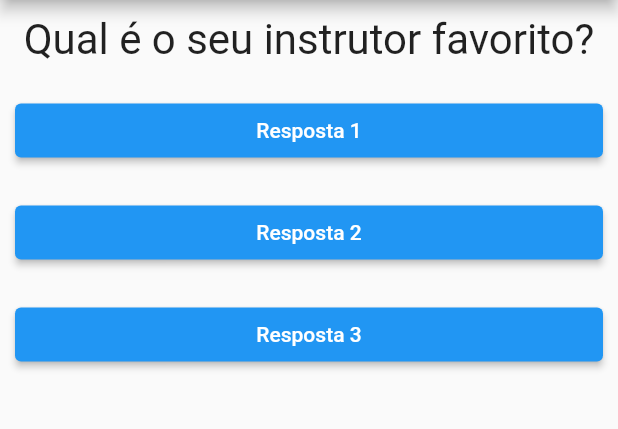
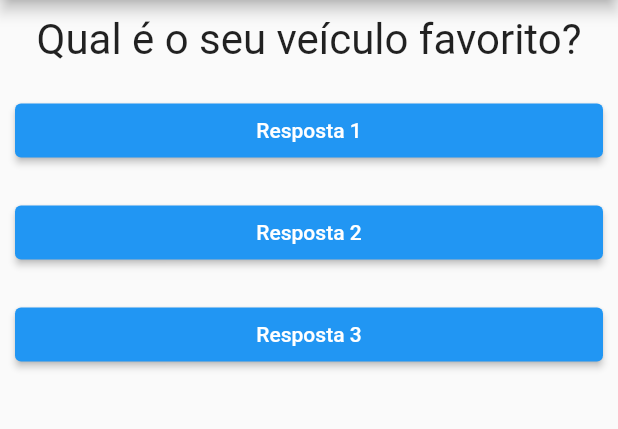
Before and after one commit to arthurrossibr/flutter-projeto-perguntas, a Flutter app: the screen it shows after launch, after a tap on "Resposta 1", after a tap on "Resposta 2", on a phone screen of 412 x 824 dp, the part 84-513 px from its top. Run offline on Flutter 3.47's test engine with Material 2 defaults, Android fonts, the phone set to English and light mode, and no system bars.

```diff
--- a/lib/main.dart
+++ b/lib/main.dart
@@ -16,7 +16,7 @@ class PerguntasApp extends StatefulWidget {
 class _PerguntasAppState extends State<PerguntasApp> {
   var _perguntaSelecionada = 0;
 
-  void _responder(){
+  void _responder() {
     setState(() {
       _perguntaSelecionada++;
     });
@@ -24,12 +24,20 @@ class _PerguntasAppState extends State<PerguntasApp> {
 
   @override
   Widget build(BuildContext context) {
-    final perguntas = [
-      'Qual é a sua cor favorita?',
-      'Qual é o seu animal favorito?',
-      'Qual é o seu instrutor favorito?'
+    final List<Map<String, Object>> perguntas = [
+      {
+        'texto': 'Qual é a sua cor favorita?',
+        'resposta': ['Preto', 'Vermelho', 'Verde', 'Branco'],
+      },
+      {
+        'texto': 'Qual é o seu animal favorito?',
+        'resposta': ['Cachorro', 'Gato', 'Furão', 'Hamster'],
+      },
+      {
+        'texto': 'Qual é o seu veículo favorito?',
+        'resposta': ['Carro', 'Moto', 'Barco', 'Bicicleta'],
+      }
     ];
-
 
     return MaterialApp(
         home: Scaffold(
@@ -38,13 +46,12 @@ class _PerguntasAppState extends State<PerguntasApp> {
       ),
       body: Column(
         children: <Widget>[
-            Questao(perguntas[_perguntaSelecionada]),
+          Questao(perguntas[_perguntaSelecionada]['texto'].toString()),
           Resposta('Resposta 1', _responder),
           Resposta('Resposta 2', _responder),
           Resposta('Resposta 3', _responder),
         ],
       ),
-      )
-    );
+    ));
   }
 }
```
Lines whose indentation alone changed are shown as unchanged.
